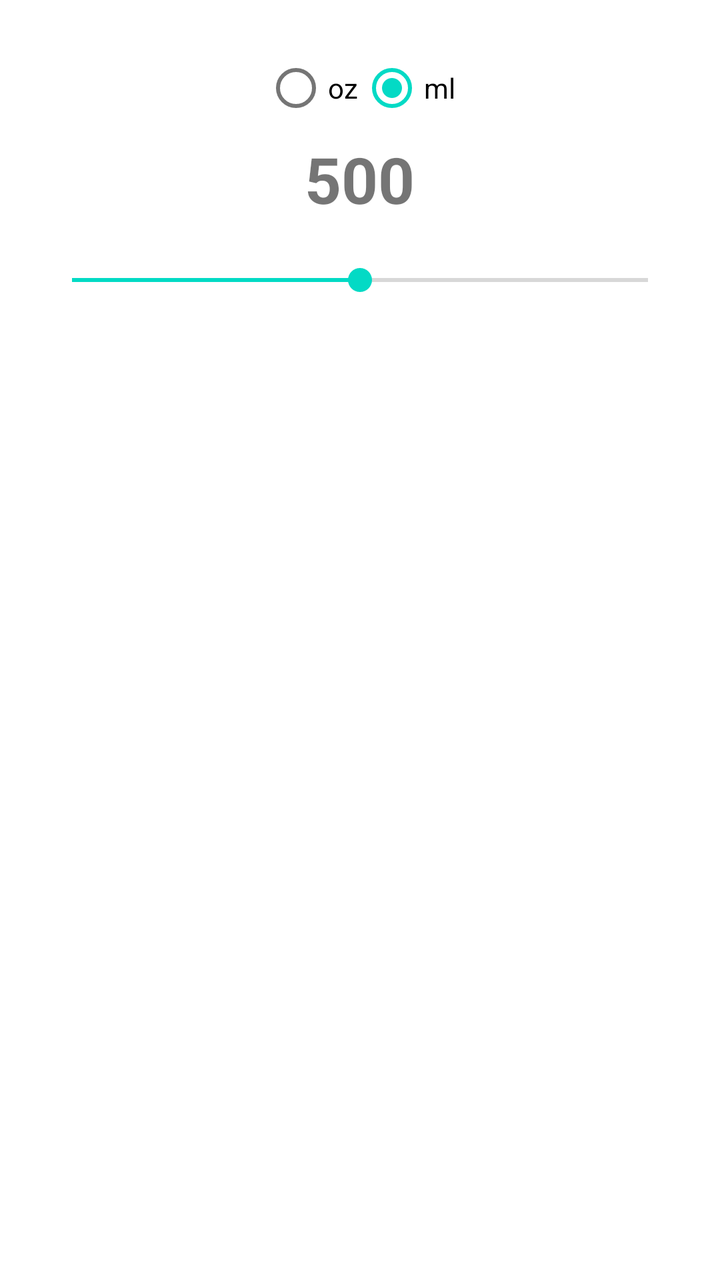
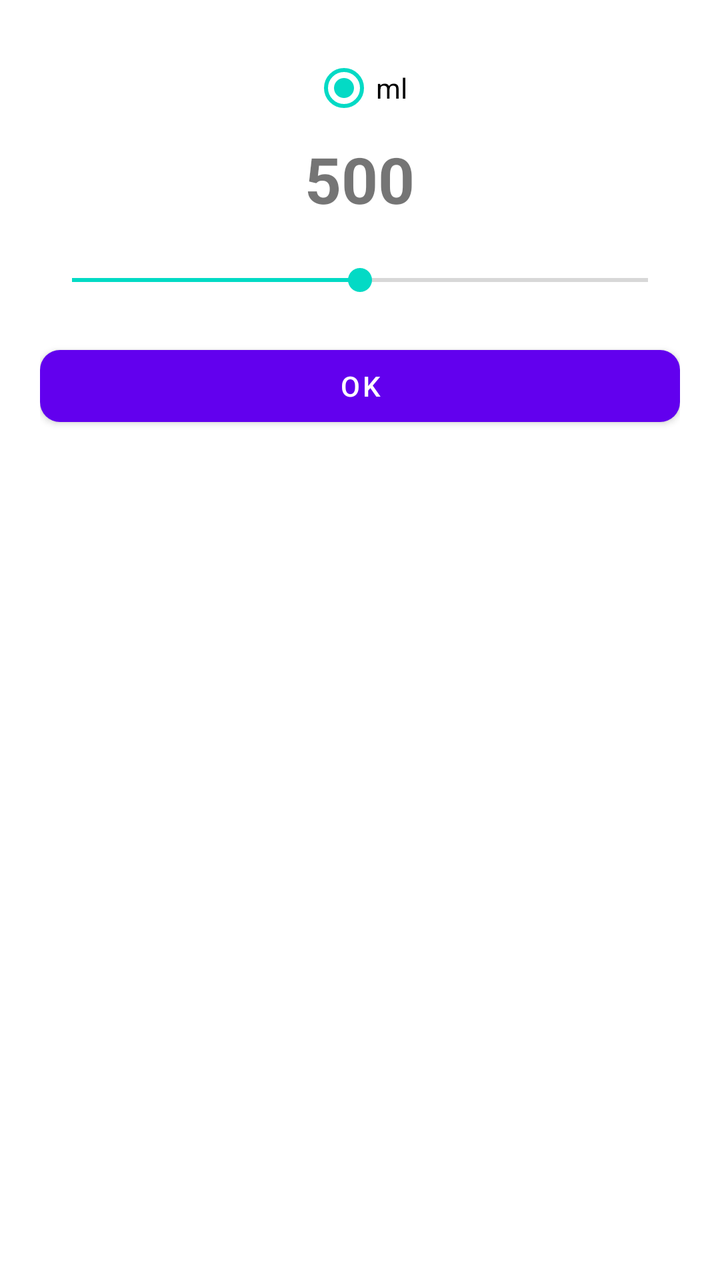

Before-and-after screenshots of an Android layout around one commit, followed by the original layout XML and the change that was made.
<!-- AndroidManifest.xml: application theme Theme.FutureNovaEPT -->
<!-- res/layout/dialog_seleccionar_agua.xml -->
<?xml version="1.0" encoding="utf-8"?>
<LinearLayout xmlns:android="http://schemas.android.com/apk/res/android"
    android:layout_width="match_parent"
    android:layout_height="wrap_content"
    android:orientation="vertical"
    android:padding="20dp">

    
    <RadioGroup
        android:id="@+id/radioGroup"
        android:layout_width="wrap_content"
        android:layout_height="wrap_content"
        android:orientation="horizontal"
        android:layout_gravity="center">
        <RadioButton android:text="oz" android:layout_width="wrap_content" android:layout_height="wrap_content"/>
        <RadioButton android:text="ml" android:layout_width="wrap_content" android:layout_height="wrap_content" android:checked="true"/>
    </RadioGroup>

    
    <TextView
        android:id="@+id/tvValor"
        android:text="500"
        android:textSize="32sp"
        android:textStyle="bold"
        android:layout_gravity="center"
        android:layout_width="wrap_content"
        android:layout_height="wrap_content"/>

    
    <SeekBar
        android:id="@+id/seekBar"
        android:layout_width="match_parent"
        android:layout_height="wrap_content"
        android:layout_marginTop="20dp"
        android:max="1000"
        android:progress="500" />

</LinearLayout>
<!-- resources referenced by this layout -->
<resources>
  <style name="Theme.FutureNovaEPT" parent="Theme.MaterialComponents.DayNight.DarkActionBar">
          
          <item name="colorPrimary">@color/purple_500</item>
          <item name="colorPrimaryVariant">@color/purple_700</item>
          <item name="colorOnPrimary">@color/white</item>
          
          <item name="colorSecondary">@color/teal_200</item>
          <item name="colorSecondaryVariant">@color/teal_700</item>
          <item name="colorOnSecondary">@color/black</item>
          
          <item name="android:statusBarColor">?attr/colorPrimaryVariant</item>
          
      </style>
  <color name="purple_500">#FF6200EE</color>
  <color name="purple_700">#FF3700B3</color>
  <color name="white">#FFFFFF</color>
  <color name="teal_200">#FF03DAC5</color>
  <color name="teal_700">#FF018786</color>
  <color name="black">#000000</color>
</resources>

<!-- the commit's change to res/layout/dialog_seleccionar_agua.xml (unified diff, before → after) -->
@@ -1,9 +1,11 @@
 <?xml version="1.0" encoding="utf-8"?>
 <LinearLayout xmlns:android="http://schemas.android.com/apk/res/android"
+    xmlns:app="http://schemas.android.com/apk/res-auto"
     android:layout_width="match_parent"
     android:layout_height="wrap_content"
     android:orientation="vertical"
-    android:padding="20dp">
+    android:padding="20dp"
+    android:background="@drawable/bg_bottom_sheet"> 
 
     
     <RadioGroup
@@ -12,7 +14,6 @@
         android:layout_height="wrap_content"
         android:orientation="horizontal"
         android:layout_gravity="center">
-        <RadioButton android:text="oz" android:layout_width="wrap_content" android:layout_height="wrap_content"/>
         <RadioButton android:text="ml" android:layout_width="wrap_content" android:layout_height="wrap_content" android:checked="true"/>
     </RadioGroup>
 
@@ -35,4 +36,13 @@
         android:max="1000"
         android:progress="500" />
 
+    
+    <com.google.android.material.button.MaterialButton
+        android:id="@+id/btnOk"
+        android:layout_width="match_parent"
+        android:layout_height="wrap_content"
+        android:layout_marginTop="20dp"
+        android:text="OK"
+        app:cornerRadius="10dp"/>
+
 </LinearLayout>
<!-- resource entries referenced after the edit -->
@@ -1,5 +1,14 @@
 <!-- resources referenced by this layout -->
 <resources>
+  <!-- drawable bg_bottom_sheet (drawable) -->
+  <?xml version="1.0" encoding="utf-8"?>
+  <shape xmlns:android="http://schemas.android.com/apk/res/android"
+      android:shape="rectangle">
+      <solid android:color="#FFFFFF" />
+      <corners
+          android:topLeftRadius="20dp"
+          android:topRightRadius="20dp" />
+  </shape>
   <style name="Theme.FutureNovaEPT" parent="Theme.MaterialComponents.DayNight.DarkActionBar">
           
           <item name="colorPrimary">@color/purple_500</item>
